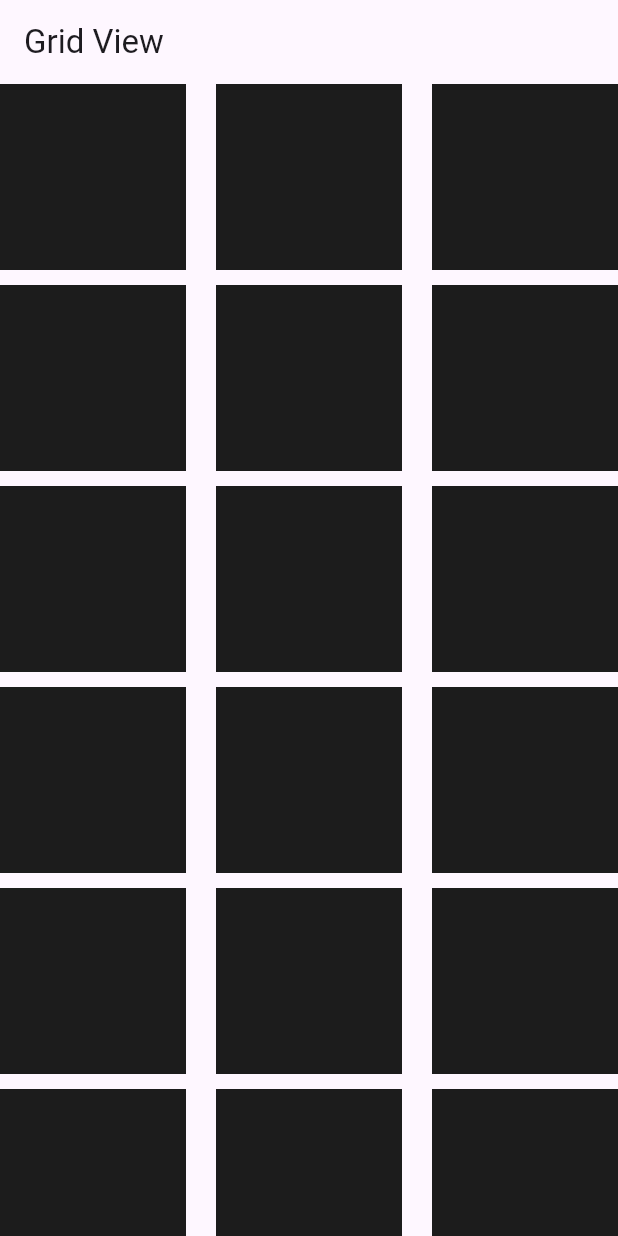
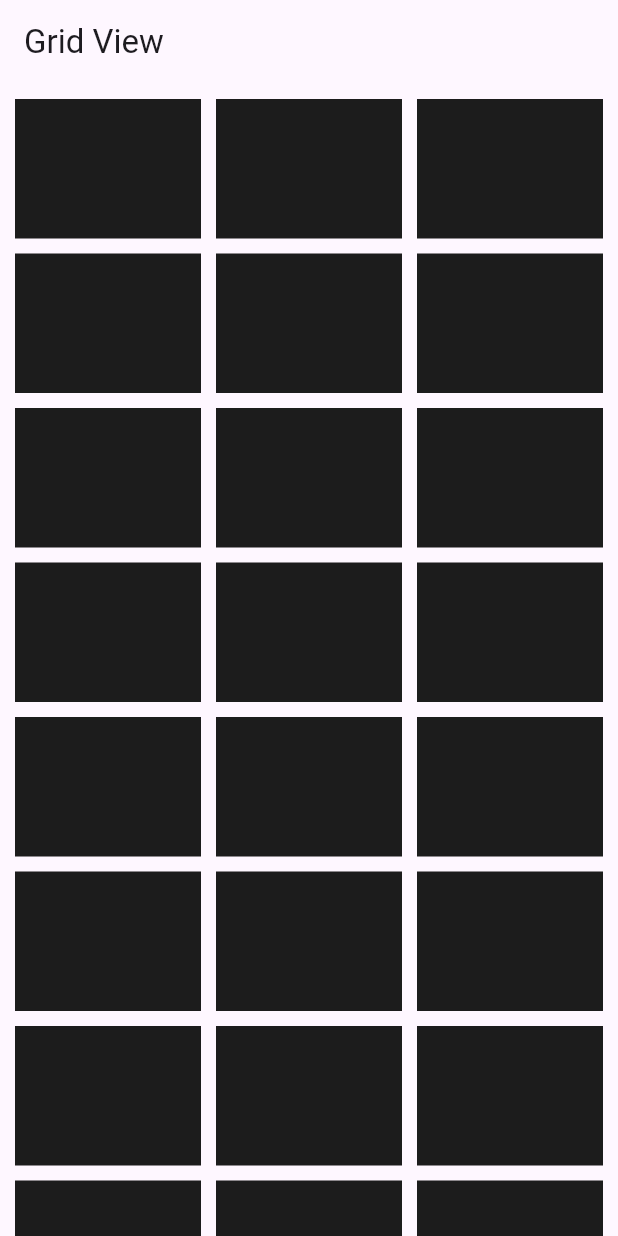
Before and after one commit to Melidasari/Pemograman_Flutter, a Flutter app: the screen it shows after launch, on a phone screen of 412 x 824 dp. Run offline on Flutter 3.47's test engine with Material 3 defaults, Android fonts, the phone set to English and light mode, and no system bars; our stand-ins replace faker.

Commit message:
Update FLUTTER 19 Grid View

```diff
--- a/grid_view/lib/main.dart
+++ b/grid_view/lib/main.dart
@@ -8,7 +8,6 @@ void main() {
 class MyApp extends StatelessWidget {
   final List<Container> myList = List.generate(90, (index) {
     return Container(
-      height: 50,
       width: 150,
       color: Color.fromARGB(
         255,
@@ -27,10 +26,12 @@ class MyApp extends StatelessWidget {
           title: Text("Grid View"),
         ),
         body: GridView(
+          padding: EdgeInsets.all(10),
           gridDelegate: SliverGridDelegateWithFixedCrossAxisCount(
             crossAxisCount: 3,
-            crossAxisSpacing: 20,
+            crossAxisSpacing: 10,
             mainAxisSpacing: 10,
+            childAspectRatio: 4 / 3,
           ),
           children: myList,
         ),
```
